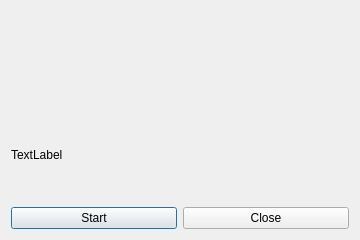
Old version of the form 3DMetrics/tool_line_dialog.ui in the repository IfremerUnderwater/3DMetrics.
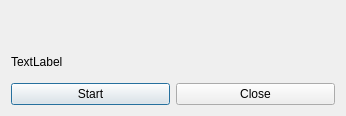
New version of the form. Icons and pictures are not drawn. Custom widgets are drawn as their Qt base class.

```diff
--- a/3DMetrics/tool_line_dialog.ui
+++ b/3DMetrics/tool_line_dialog.ui
@@ -6,8 +6,8 @@
    <rect>
     <x>0</x>
     <y>0</y>
-    <width>360</width>
-    <height>240</height>
+    <width>346</width>
+    <height>116</height>
    </rect>
   </property>
   <property name="windowTitle">
```
